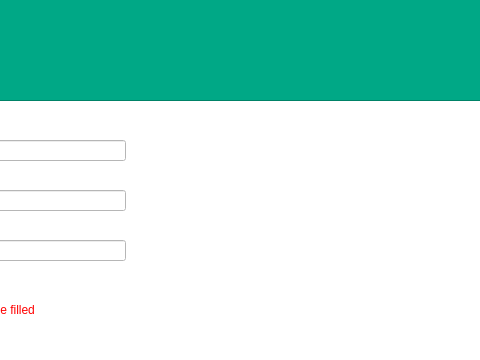
This is registrationwindow.ui in bobelmasry/shoppingSystem as Qt 5 draws it before an edit; both pictures show x 245 to 725 and y 0 to 360 of the 992 by 808 pixel window. The edited form follows.
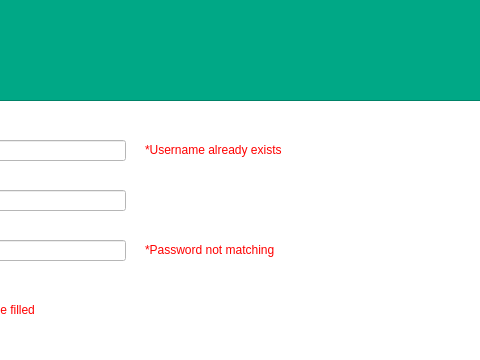
This is the edited form.

The edit to the form file:
```diff
--- a/registrationwindow.ui
+++ b/registrationwindow.ui
@@ -80,19 +80,6 @@
     <string>Password</string>
    </property>
   </widget>
-  <widget class="QLabel" name="alreadywarning">
-   <property name="geometry">
-    <rect>
-     <x>380</x>
-     <y>140</y>
-     <width>191</width>
-     <height>20</height>
-    </rect>
-   </property>
-   <property name="text">
-    <string>&lt;html&gt;&lt;head/&gt;&lt;body&gt;&lt;p&gt;&lt;br/&gt;&lt;/p&gt;&lt;/body&gt;&lt;/html&gt;</string>
-   </property>
-  </widget>
   <widget class="QLabel" name="usernamelabel">
    <property name="geometry">
     <rect>
@@ -157,19 +144,6 @@
     <string>Re-type Password</string>
    </property>
   </widget>
-  <widget class="QLabel" name="matchingwarning">
-   <property name="geometry">
-    <rect>
-     <x>390</x>
-     <y>240</y>
-     <width>141</width>
-     <height>20</height>
-    </rect>
-   </property>
-   <property name="text">
-    <string>&lt;html&gt;&lt;head/&gt;&lt;body&gt;&lt;p&gt;&lt;br/&gt;&lt;/p&gt;&lt;/body&gt;&lt;/html&gt;</string>
-   </property>
-  </widget>
   <widget class="QLabel" name="fieldwarning">
    <property name="geometry">
     <rect>
@@ -183,6 +157,32 @@
     <string>&lt;html&gt;&lt;head/&gt;&lt;body&gt;&lt;p&gt;&lt;span style=&quot; color:#ff0000;&quot;&gt;* All field must be filled&lt;/span&gt;&lt;/p&gt;&lt;/body&gt;&lt;/html&gt;</string>
    </property>
   </widget>
+  <widget class="QLabel" name="passwarning">
+   <property name="geometry">
+    <rect>
+     <x>390</x>
+     <y>240</y>
+     <width>161</width>
+     <height>20</height>
+    </rect>
+   </property>
+   <property name="text">
+    <string>&lt;html&gt;&lt;head/&gt;&lt;body&gt;&lt;p&gt;&lt;span style=&quot; color:#ff0000;&quot;&gt;*Password not matching&lt;/span&gt;&lt;/p&gt;&lt;/body&gt;&lt;/html&gt;</string>
+   </property>
+  </widget>
+  <widget class="QLabel" name="userwarning">
+   <property name="geometry">
+    <rect>
+     <x>390</x>
+     <y>140</y>
+     <width>201</width>
+     <height>20</height>
+    </rect>
+   </property>
+   <property name="text">
+    <string>&lt;html&gt;&lt;head/&gt;&lt;body&gt;&lt;p&gt;&lt;span style=&quot; color:#ff0000;&quot;&gt;*Username already exists&lt;/span&gt;&lt;/p&gt;&lt;/body&gt;&lt;/html&gt;</string>
+   </property>
+  </widget>
  </widget>
  <resources/>
  <connections/>
```
